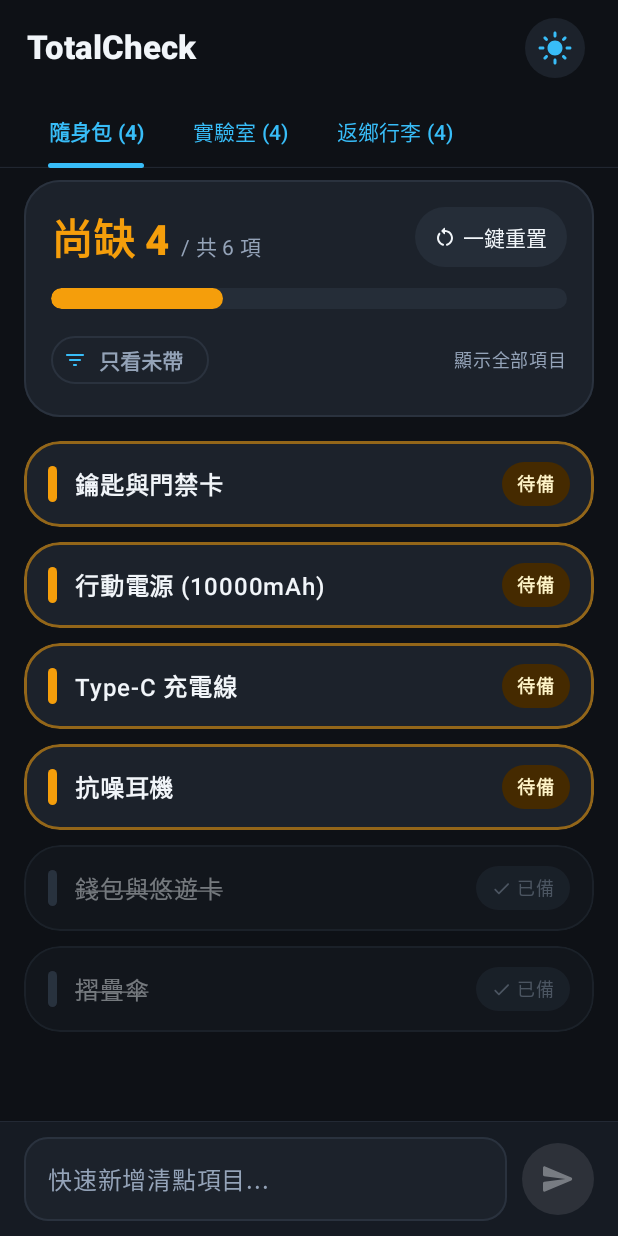
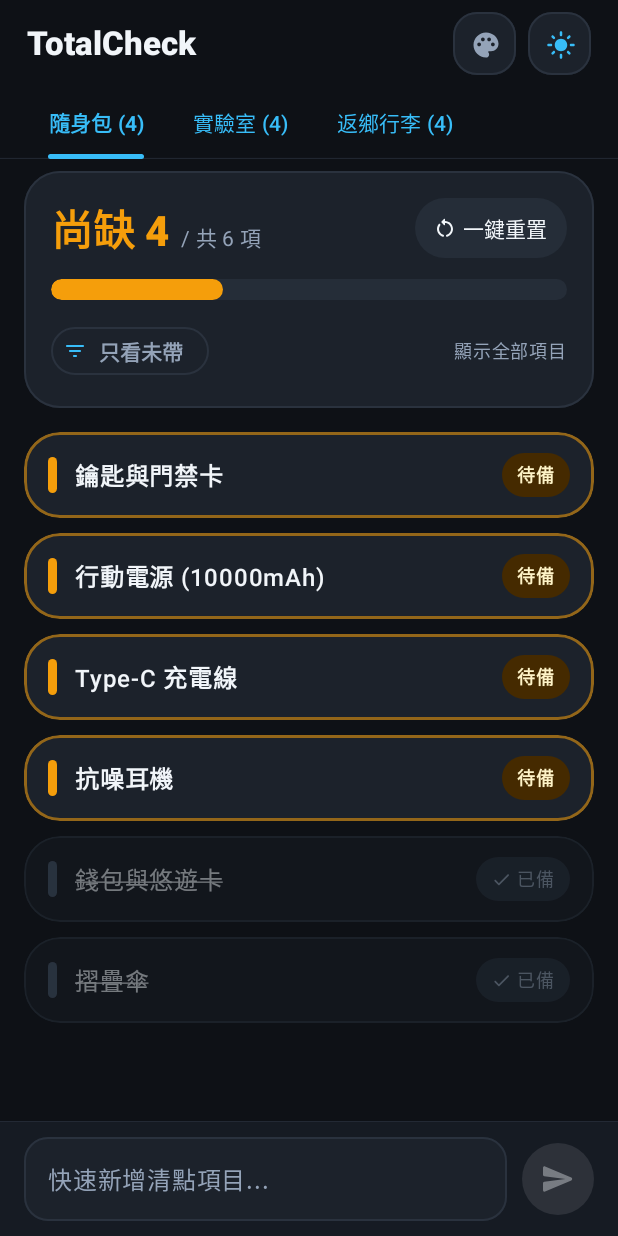
Before and after one commit to Cool-Chi/total-check, an Android app built with Jetpack Compose: the screen it shows after launch (MainActivity), on a phone screen of 412 x 824 dp. Run offline under Robolectric (Android 15) with nearby library versions, the phone set to English and light mode, and no system bars; our stand-ins replace Room's generated code.

Commit message:
feat: 新增動態 SystemBarStyle 全螢幕適配與 DataStore 主題控制

```diff
--- a/app/src/main/kotlin/com/example/totalcheck/MainActivity.kt
+++ b/app/src/main/kotlin/com/example/totalcheck/MainActivity.kt
@@ -1,14 +1,13 @@
 package com.example.totalcheck
 
-import android.app.Activity
+import android.graphics.Color
 import android.os.Bundle
 import androidx.activity.ComponentActivity
+import androidx.activity.SystemBarStyle
 import androidx.activity.compose.setContent
 import androidx.activity.enableEdgeToEdge
-import androidx.compose.runtime.SideEffect
+import androidx.compose.runtime.DisposableEffect
 import androidx.compose.runtime.getValue
-import androidx.compose.ui.platform.LocalView
-import androidx.core.view.WindowCompat
 import androidx.lifecycle.compose.collectAsStateWithLifecycle
 import androidx.lifecycle.viewmodel.compose.viewModel
 import com.example.totalcheck.ui.main.MainViewModel
@@ -18,20 +17,29 @@ import com.example.totalcheck.ui.theme.TotalCheckTheme
 class MainActivity : ComponentActivity() {
     override fun onCreate(savedInstanceState: Bundle?) {
         super.onCreate(savedInstanceState)
-        enableEdgeToEdge()
+        enableEdgeToEdge(
+            statusBarStyle = SystemBarStyle.dark(Color.TRANSPARENT),
+            navigationBarStyle = SystemBarStyle.dark(Color.TRANSPARENT)
+        )
         setContent {
             val mainViewModel: MainViewModel = viewModel()
             val isDarkMode by mainViewModel.isDarkMode.collectAsStateWithLifecycle()
             val useDynamicColor by mainViewModel.useDynamicColor.collectAsStateWithLifecycle()
 
-            val view = LocalView.current
-            if (!view.isInEditMode) {
-                SideEffect {
-                    val window = (view.context as Activity).window
-                    val insetsController = WindowCompat.getInsetsController(window, view)
-                    insetsController.isAppearanceLightStatusBars = !isDarkMode
-                    insetsController.isAppearanceLightNavigationBars = !isDarkMode
-                }
+            DisposableEffect(isDarkMode) {
+                enableEdgeToEdge(
+                    statusBarStyle = if (isDarkMode) {
+                        SystemBarStyle.dark(Color.TRANSPARENT)
+                    } else {
+                        SystemBarStyle.light(Color.TRANSPARENT, Color.TRANSPARENT)
+                    },
+                    navigationBarStyle = if (isDarkMode) {
+                        SystemBarStyle.dark(Color.TRANSPARENT)
+                    } else {
+                        SystemBarStyle.light(Color.TRANSPARENT, Color.TRANSPARENT)
+                    }
+                )
+                onDispose {}
             }
 
             TotalCheckTheme(
--- a/app/src/main/kotlin/com/example/totalcheck/ui/main/CapsuleComponents.kt
+++ b/app/src/main/kotlin/com/example/totalcheck/ui/main/CapsuleComponents.kt
@@ -63,7 +63,7 @@ fun CapsuleProgressModule(
 ) {
     val colorScheme = MaterialTheme.colorScheme
     val accentColor by animateColorAsState(
-        targetValue = if (uncheckedCount == 0 && totalCount > 0) colorScheme.primary else colorScheme.secondary,
+        targetValue = if (uncheckedCount == 0 && totalCount > 0) colorScheme.primary else colorScheme.tertiary,
         animationSpec = spring(dampingRatio = 0.8f, stiffness = 380f),
         label = "progressAccent"
     )
@@ -160,9 +160,9 @@ fun CapsuleProgressModule(
                         )
                     },
                     colors = FilterChipDefaults.filterChipColors(
-                        selectedContainerColor = colorScheme.secondaryContainer,
-                        selectedLabelColor = colorScheme.onSecondaryContainer,
-                        selectedLeadingIconColor = colorScheme.onSecondaryContainer
+                        selectedContainerColor = colorScheme.tertiaryContainer,
+                        selectedLabelColor = colorScheme.onTertiaryContainer,
+                        selectedLeadingIconColor = colorScheme.onTertiaryContainer
                     )
                 )
                 Text(
@@ -199,18 +199,18 @@ fun CapsuleCheckItemRow(
         targetValue = if (item.isChecked) {
             colorScheme.outlineVariant.copy(alpha = 0.4f)
         } else {
-            colorScheme.secondary.copy(alpha = 0.55f)
+            colorScheme.tertiary.copy(alpha = 0.55f)
         },
         animationSpec = spring(dampingRatio = 0.8f, stiffness = 380f),
         label = "capsuleBorderColor"
     )
     val indicatorColor by animateColorAsState(
-        targetValue = if (item.isChecked) colorScheme.outline else colorScheme.secondary,
+        targetValue = if (item.isChecked) colorScheme.outline else colorScheme.tertiary,
         animationSpec = spring(dampingRatio = 0.8f, stiffness = 380f),
         label = "capsuleIndicatorColor"
     )
     val badgeBgColor by animateColorAsState(
-        targetValue = if (item.isChecked) colorScheme.surfaceContainerHighest else colorScheme.secondaryContainer,
+        targetValue = if (item.isChecked) colorScheme.surfaceContainerHighest else colorScheme.tertiaryContainer,
         animationSpec = spring(dampingRatio = 0.8f, stiffness = 380f),
         label = "capsuleBadgeBg"
     )
@@ -295,7 +295,7 @@ fun CapsuleCheckItemRow(
                                 text = "待備",
                                 style = MaterialTheme.typography.labelMedium,
                                 fontWeight = FontWeight.Bold,
-                                color = colorScheme.onSecondaryContainer
+                                color = colorScheme.onTertiaryContainer
                             )
                         }
                     }
--- a/app/src/main/kotlin/com/example/totalcheck/ui/main/MainViewModel.kt
+++ b/app/src/main/kotlin/com/example/totalcheck/ui/main/MainViewModel.kt
@@ -81,6 +81,12 @@ class MainViewModel(application: Application) : AndroidViewModel(application) {
         }
     }
 
+    fun toggleDynamicColor() {
+        viewModelScope.launch {
+            preferencesRepository.setUseDynamicColor(!useDynamicColor.value)
+        }
+    }
+
     fun toggleShowUncheckedOnly() {
         _showUncheckedOnly.value = !_showUncheckedOnly.value
     }
--- a/app/src/main/kotlin/com/example/totalcheck/ui/main/TotalCheckScreen.kt
+++ b/app/src/main/kotlin/com/example/totalcheck/ui/main/TotalCheckScreen.kt
@@ -2,6 +2,7 @@ package com.example.totalcheck.ui.main
 
 import androidx.compose.animation.core.animateFloatAsState
 import androidx.compose.animation.core.spring
+import androidx.compose.foundation.BorderStroke
 import androidx.compose.foundation.layout.Arrangement
 import androidx.compose.foundation.layout.Box
 import androidx.compose.foundation.layout.Column
@@ -16,8 +17,8 @@ import androidx.compose.foundation.layout.ime
 import androidx.compose.foundation.layout.navigationBars
 import androidx.compose.foundation.layout.only
 import androidx.compose.foundation.layout.padding
+import androidx.compose.foundation.layout.safeDrawing
 import androidx.compose.foundation.layout.size
-import androidx.compose.foundation.layout.statusBarsPadding
 import androidx.compose.foundation.layout.union
 import androidx.compose.foundation.layout.width
 import androidx.compose.foundation.layout.windowInsetsPadding
@@ -32,6 +33,7 @@ import androidx.compose.material.icons.Icons
 import androidx.compose.material.icons.automirrored.rounded.Send
 import androidx.compose.material.icons.rounded.DarkMode
 import androidx.compose.material.icons.rounded.LightMode
+import androidx.compose.material.icons.rounded.Palette
 import androidx.compose.material3.CircularProgressIndicator
 import androidx.compose.material3.ExperimentalMaterial3Api
 import androidx.compose.material3.FilledIconButton
@@ -43,6 +45,7 @@ import androidx.compose.material3.MaterialTheme
 import androidx.compose.material3.OutlinedTextField
 import androidx.compose.material3.OutlinedTextFieldDefaults
 import androidx.compose.material3.PrimaryScrollableTabRow
+import androidx.compose.material3.Scaffold
 import androidx.compose.material3.Surface
 import androidx.compose.material3.Tab
 import androidx.compose.material3.Text
@@ -75,18 +78,28 @@ fun TotalCheckScreen(
 
     val checklistsWithItems by viewModel.checklistsWithItems.collectAsStateWithLifecycle()
     val isDarkMode by viewModel.isDarkMode.collectAsStateWithLifecycle()
+    val useDynamicColor by viewModel.useDynamicColor.collectAsStateWithLifecycle()
     val showUncheckedOnly by viewModel.showUncheckedOnly.collectAsStateWithLifecycle()
 
     var inputText by remember { mutableStateOf("") }
 
-    Surface(
+    Scaffold(
         modifier = modifier.fillMaxSize(),
-        color = colorScheme.background
+        containerColor = colorScheme.surface,
+        contentWindowInsets = WindowInsets.safeDrawing.only(
+            WindowInsetsSides.Top + WindowInsetsSides.Horizontal
+        )
+    ) { innerPadding ->
+        Column(
+            modifier = Modifier
+                .fillMaxSize()
+                .padding(innerPadding)
         ) {
-        Column(modifier = Modifier.fillMaxSize()) {
             TopAppHeaderBar(
                 isDarkTheme = isDarkMode,
-                onToggleTheme = { viewModel.toggleDarkMode() }
+                useDynamicColor = useDynamicColor,
+                onToggleTheme = { viewModel.toggleDarkMode() },
+                onToggleDynamicColor = { viewModel.toggleDynamicColor() }
             )
 
             if (checklistsWithItems.isEmpty()) {
@@ -113,7 +126,7 @@ fun TotalCheckScreen(
 
                 PrimaryScrollableTabRow(
                     selectedTabIndex = pagerState.currentPage.coerceIn(0, checklistsWithItems.lastIndex),
-                    containerColor = colorScheme.background,
+                    containerColor = colorScheme.surface,
                     contentColor = colorScheme.primary,
                     edgePadding = 16.dp,
                     divider = {
@@ -211,13 +224,14 @@ fun TotalCheckScreen(
 @Composable
 private fun TopAppHeaderBar(
     isDarkTheme: Boolean,
-    onToggleTheme: () -> Unit
+    useDynamicColor: Boolean,
+    onToggleTheme: () -> Unit,
+    onToggleDynamicColor: () -> Unit
 ) {
     val colorScheme = MaterialTheme.colorScheme
     Row(
         modifier = Modifier
             .fillMaxWidth()
-            .statusBarsPadding()
             .padding(horizontal = 18.dp, vertical = 8.dp),
         verticalAlignment = Alignment.CenterVertically,
         horizontalArrangement = Arrangement.SpaceBetween
@@ -226,10 +240,46 @@ private fun TopAppHeaderBar(
             text = "TotalCheck",
             style = MaterialTheme.typography.titleLarge,
             fontWeight = FontWeight.ExtraBold,
-            color = colorScheme.onBackground
+            color = colorScheme.onSurface
         )
+        Row(
+            verticalAlignment = Alignment.CenterVertically,
+            horizontalArrangement = Arrangement.spacedBy(8.dp)
+        ) {
+            Surface(
+                shape = RoundedCornerShape(16.dp),
+                color = if (useDynamicColor) colorScheme.primaryContainer else colorScheme.surfaceContainerHigh,
+                border = BorderStroke(
+                    width = 1.dp,
+                    color = if (useDynamicColor) colorScheme.primary else colorScheme.outlineVariant
+                )
+            ) {
+                FilledTonalIconButton(
+                    onClick = onToggleDynamicColor,
+                    modifier = Modifier.size(42.dp),
+                    shape = RoundedCornerShape(16.dp),
+                    colors = IconButtonDefaults.filledTonalIconButtonColors(
+                        containerColor = if (useDynamicColor) colorScheme.primaryContainer else colorScheme.surfaceContainerHigh,
+                        contentColor = if (useDynamicColor) colorScheme.onPrimaryContainer else colorScheme.onSurfaceVariant
+                    )
+                ) {
+                    Icon(
+                        imageVector = Icons.Rounded.Palette,
+                        contentDescription = if (useDynamicColor) "關閉動態取色" else "開啟動態取色",
+                        modifier = Modifier.size(20.dp)
+                    )
+                }
+            }
+
+            Surface(
+                shape = RoundedCornerShape(16.dp),
+                color = colorScheme.surfaceContainerHigh,
+                border = BorderStroke(1.dp, colorScheme.outlineVariant)
+            ) {
                 FilledTonalIconButton(
                     onClick = onToggleTheme,
+                    modifier = Modifier.size(42.dp),
+                    shape = RoundedCornerShape(16.dp),
                     colors = IconButtonDefaults.filledTonalIconButtonColors(
                         containerColor = colorScheme.surfaceContainerHigh,
                         contentColor = colorScheme.primary
@@ -237,8 +287,11 @@ private fun TopAppHeaderBar(
                 ) {
                     Icon(
                         imageVector = if (isDarkTheme) Icons.Rounded.LightMode else Icons.Rounded.DarkMode,
-                contentDescription = if (isDarkTheme) "切換為亮色模式" else "切換為暗色模式"
+                        contentDescription = if (isDarkTheme) "切換為亮色模式" else "切換為暗色模式",
+                        modifier = Modifier.size(20.dp)
                     )
+                }
+            }
         }
     }
 }
```
Lines whose indentation alone changed are shown as unchanged.
